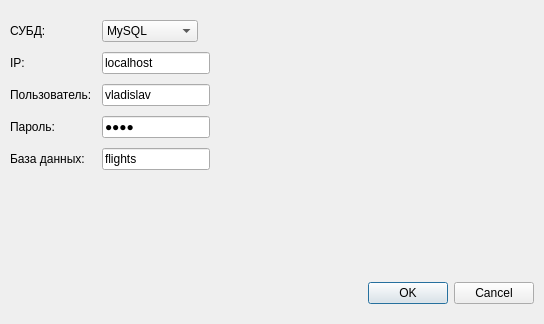
This is ui/dbsettings.ui in VladBarbashov/kassa as Qt 5 draws it before an edit. The edited form follows.
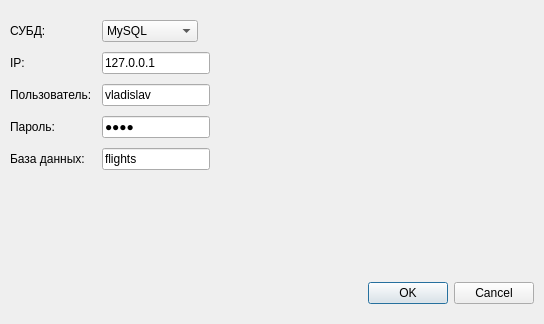
This is the edited form.

```diff
--- a/ui/dbsettings.ui
+++ b/ui/dbsettings.ui
@@ -82,7 +82,7 @@
         </sizepolicy>
        </property>
        <property name="text">
-        <string>localhost</string>
+        <string>127.0.0.1</string>
        </property>
       </widget>
      </item>
```
